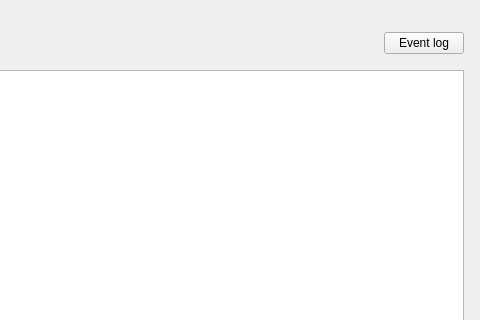
This is client/libclient/src/ui/dialogs/business_rules_dialog.ui in networkoptix/nx_open as Qt 5 draws it before an edit; both pictures show x 690 to 1170 and y 0 to 320 of the 1170 by 719 pixel window. The edited form follows.
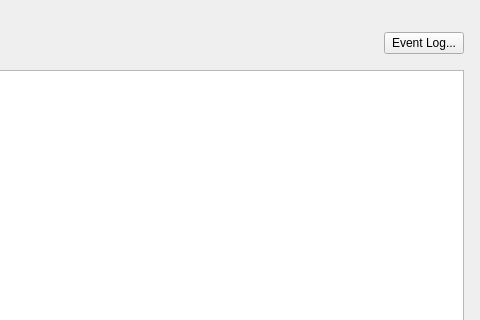
This is the edited form. Custom widgets are drawn as their Qt base class.

Commit message:
VMS-5103 - Texts on buttons fixes
<==== Mercurial data ====>
Branch: dev_3.0.0_gui

Patch:
```diff
--- a/client/libclient/src/ui/dialogs/business_rules_dialog.ui
+++ b/client/libclient/src/ui/dialogs/business_rules_dialog.ui
@@ -81,7 +81,7 @@
        <item>
         <widget class="QPushButton" name="eventLogButton">
          <property name="text">
-          <string>Event log</string>
+          <string>Event Log...</string>
          </property>
         </widget>
        </item>
```
The commit also changes 3 other files.
